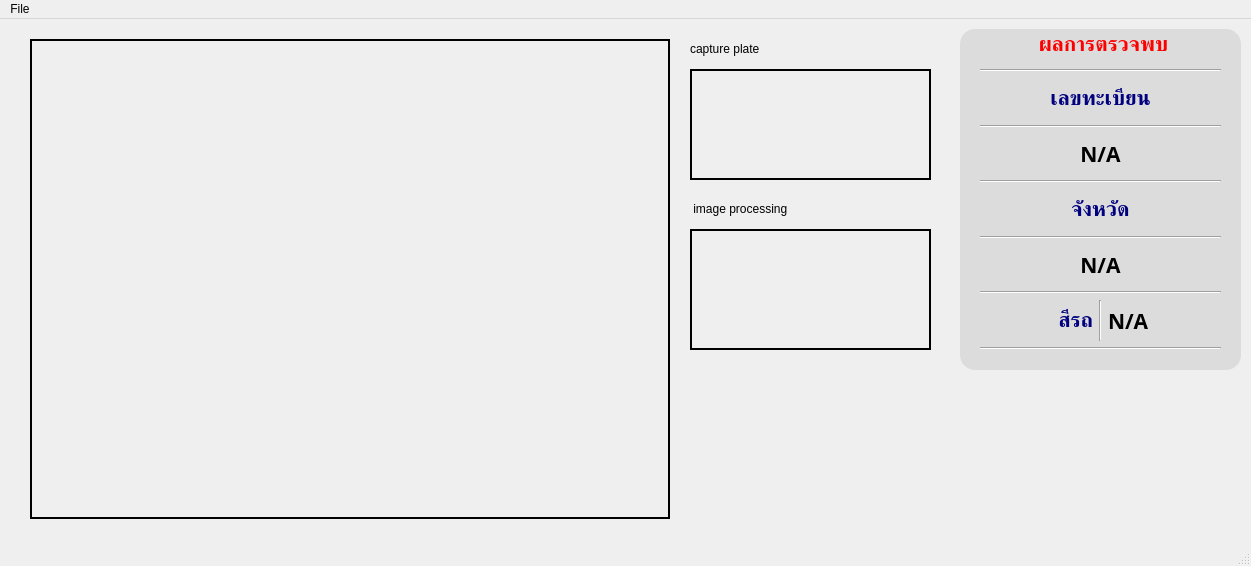
This is mainwindow.ui in moudtom/ANPR_Ground_Control_Station as Qt 5 draws it before an edit. The edited form follows.
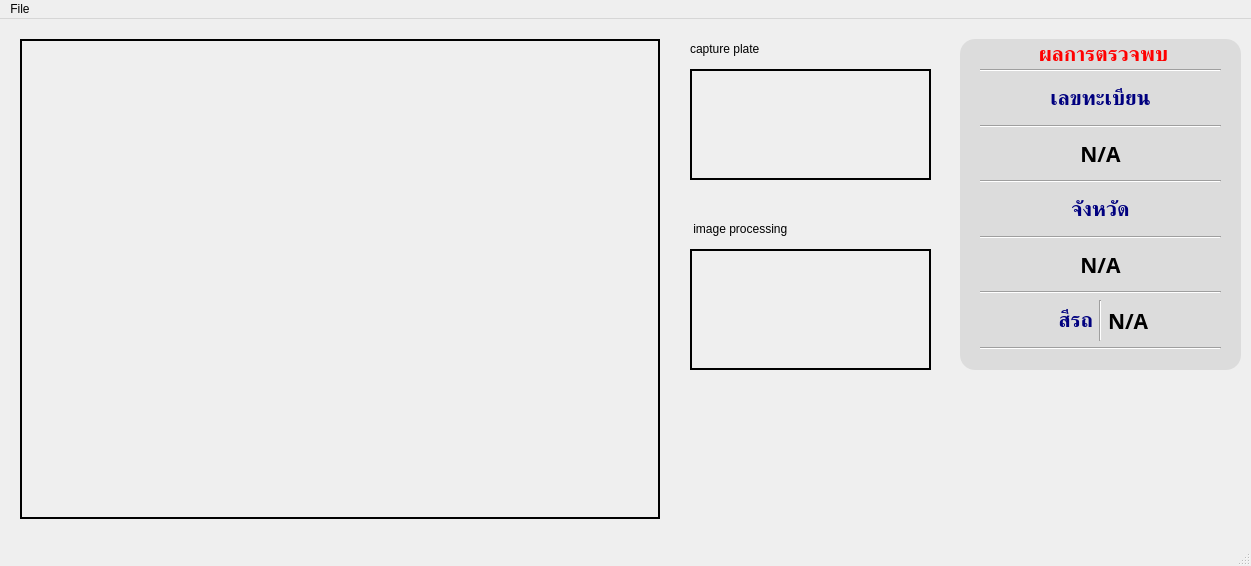
This is the edited form.

Diff of the .ui file:
```diff
--- a/mainwindow.ui
+++ b/mainwindow.ui
@@ -17,7 +17,7 @@
    <widget class="QLabel" name="ShowImage">
     <property name="geometry">
      <rect>
-      <x>30</x>
+      <x>20</x>
       <y>20</y>
       <width>640</width>
       <height>480</height>
@@ -235,7 +235,7 @@
     <property name="geometry">
      <rect>
       <x>690</x>
-      <y>210</y>
+      <y>230</y>
       <width>241</width>
       <height>121</height>
      </rect>
@@ -270,7 +270,7 @@
     <property name="geometry">
      <rect>
       <x>690</x>
-      <y>180</y>
+      <y>200</y>
       <width>241</width>
       <height>20</height>
      </rect>
@@ -283,9 +283,9 @@
     <property name="geometry">
      <rect>
       <x>960</x>
-      <y>10</y>
+      <y>20</y>
       <width>281</width>
-      <height>341</height>
+      <height>331</height>
      </rect>
     </property>
     <property name="font">
```
